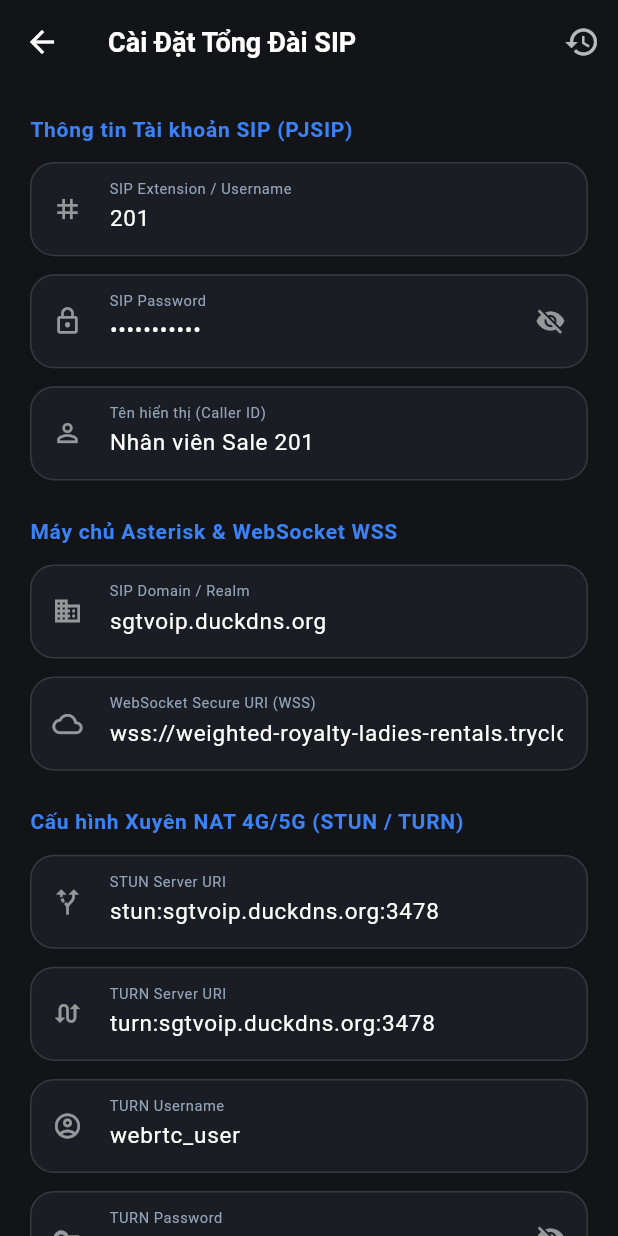
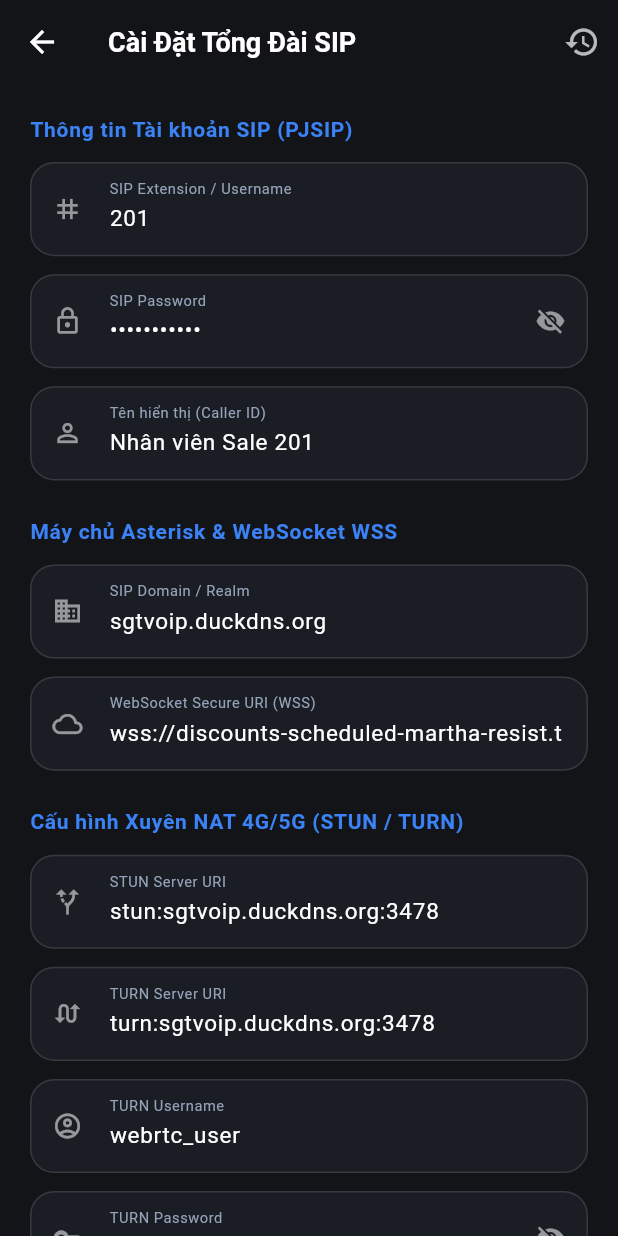
Before and after one commit to Thanhan1909/SGT-VOIP, a Flutter app: the SettingsScreen screen opened by its route, on a phone screen of 412 x 824 dp. Run offline on Flutter 3.47's test engine with Material 3 defaults, Android fonts, the phone set to English and light mode, and no system bars; our stand-ins replace audioplayers, permission_handler, shared_preferences; missing offline and left inert: flutter_webrtc, sip_ua; accounts and stored records are empty.

Commit message:
fix(config): Update default Cloudflare WSS URL to active tunnel

```diff
--- a/lib/core/constants/app_constants.dart
+++ b/lib/core/constants/app_constants.dart
@@ -3,7 +3,8 @@ import 'package:flutter/material.dart';
 class AppConstants {
   // Default Asterisk Infrastructure Settings
   // WSS qua Cloudflare Tunnel (cập nhật khi tunnel đổi URL)
-  static const String defaultWssUri = 'wss://weighted-royalty-ladies-rentals.trycloudflare.com/ws';
+  static const String defaultWssUri =
+      'wss://discounts-scheduled-martha-resist.trycloudflare.com/ws';
   static const String defaultDomain = 'sgtvoip.duckdns.org';
   static const String defaultExtension = '201';
   static const String defaultPassword = 'Sale201@123';
```
